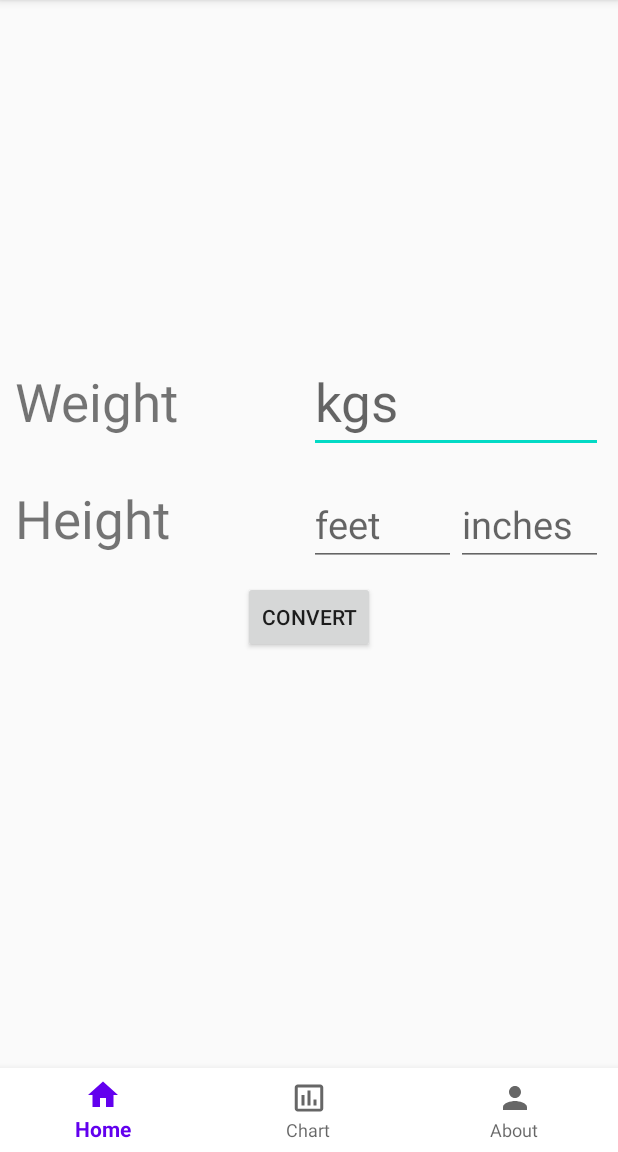
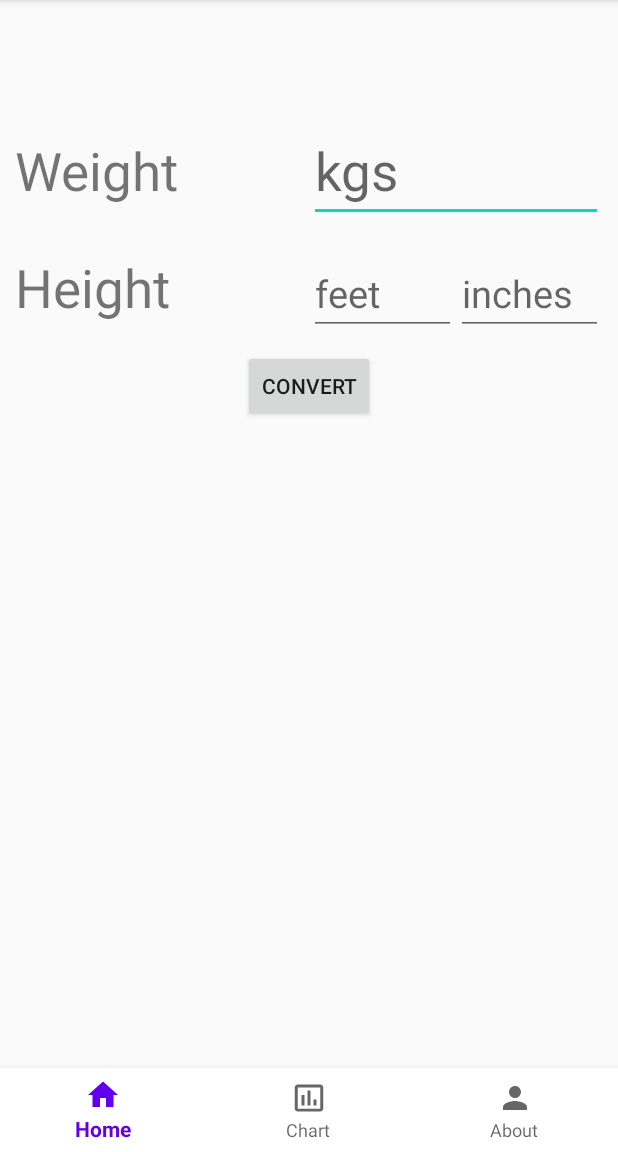
Before and after one commit to mmahadt/BMICalculator, an Android app: the screen it shows after launch (MainActivity), on a phone screen of 412 x 824 dp, the part 84-1236 px from its top. Run offline under Robolectric (Android 15) with nearby library versions, the phone set to English and light mode, and no system bars.

Commit message:
Improve UI

```diff
--- a/app/src/main/res/layout/fragment_home.xml
+++ b/app/src/main/res/layout/fragment_home.xml
@@ -6,7 +6,8 @@
     <LinearLayout
         android:layout_width="match_parent"
         android:layout_height="wrap_content"
-        android:layout_centerInParent="true"
+        android:layout_centerHorizontal="true"
+        android:layout_marginTop="70dp"
         android:gravity="center"
         android:orientation="vertical">
 
@@ -30,6 +31,7 @@
                 android:layout_height="wrap_content"
                 android:layout_weight="1"
                 android:hint="kgs"
+                android:inputType="numberDecimal"
                 android:textSize="35sp" />
 
         </LinearLayout>
@@ -51,6 +53,7 @@
                 android:layout_height="wrap_content"
                 android:layout_centerInParent="true"
                 android:layout_weight="1"
+
                 android:text="Height"
                 android:textSize="35sp" />
 
@@ -60,6 +63,7 @@
                 android:layout_height="wrap_content"
                 android:layout_weight=".5"
                 android:hint="feet"
+                android:inputType="numberDecimal"
                 android:textSize="25sp" />
 
             <EditText
@@ -68,6 +72,7 @@
                 android:layout_height="wrap_content"
                 android:layout_weight=".5"
                 android:hint="inches"
+                android:inputType="numberDecimal"
                 android:textSize="25sp" />
 
 
```
Also changed, not shown: app/src/main/java/com/example/bmicalculator/MainActivity.java (+0 -11 lines).
